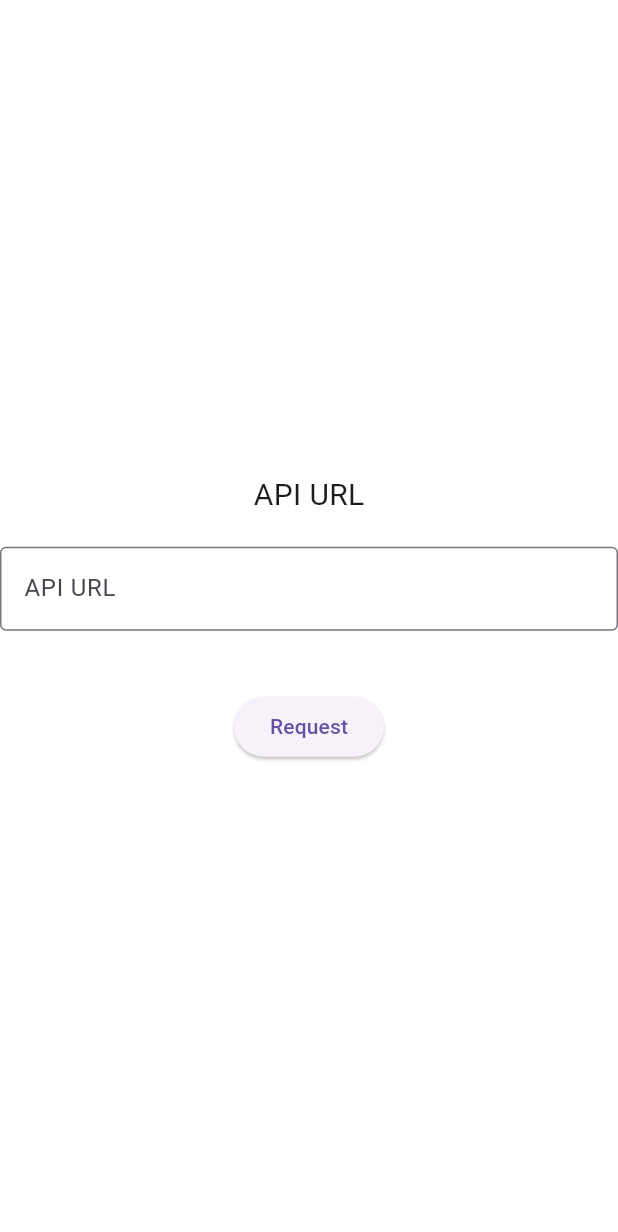
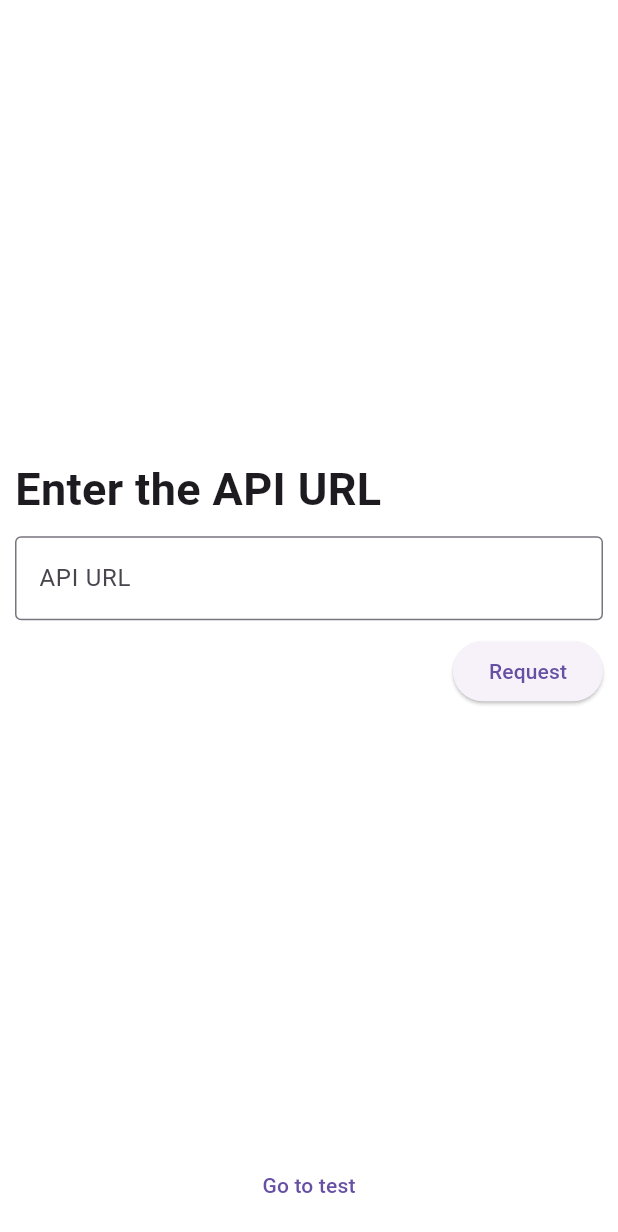
Before and after one commit to yejun614/flutter-server-driven-ui, a Flutter app: the screen it shows after launch, on a phone screen of 412 x 824 dp. Shown: the top 1232 px of the screen. Run offline on Flutter 3.47's test engine with Material 3 defaults, Android fonts, the phone set to English and light mode, and no system bars; our stand-ins replace flutter_hooks, flutter_riverpod, get_it, go_router, hooks_riverpod, riverpod_annotation; generated files the repository leaves out were written again.

Commit message:
feat: main screen 추가

```diff
--- a/lib/main.dart
+++ b/lib/main.dart
@@ -1,7 +1,7 @@
 import 'package:flutter/material.dart';
 import 'package:flutter_riverpod/flutter_riverpod.dart';
 import 'package:flutter_server_driven_ui/di/di_setup.dart';
-import 'package:flutter_server_driven_ui/presentation/my_app/api_url/api_url_component.dart';
+import 'package:flutter_server_driven_ui/presentation/home/screen/home_screen.dart';
 import 'package:flutter_server_driven_ui/presentation/server_driven/screen/server_driven_screen.dart';
 import 'package:flutter_server_driven_ui/presentation/test/screen/test_screen.dart';
 import 'package:go_router/go_router.dart';
@@ -9,9 +9,8 @@ import 'package:flutter_web_plugins/url_strategy.dart';
 
 final _router = GoRouter(
   routes: [
-    GoRoute(path: "/", builder: (context, state) => ApiUrlComponent()),
+    GoRoute(path: "/", builder: (context, state) => const HomeScreen()),
     GoRoute(path: "/test", builder: (context, state) => const TestScreen()),
-    GoRoute(path: "/apiurl", builder: (context, state) => ApiUrlComponent()),
     GoRoute(
         path: "/view",
         builder: (context, state) => ServerDrivenScreen(
--- /dev/null
+++ b/lib/presentation/home/component/home_component.dart
@@ -0,0 +1,68 @@
+import 'package:flutter/material.dart';
+import 'package:flutter_hooks/flutter_hooks.dart';
+import 'package:go_router/go_router.dart';
+import 'package:hooks_riverpod/hooks_riverpod.dart';
+
+class HomeComponent extends HookConsumerWidget {
+  const HomeComponent({super.key});
+
+  @override
+  Widget build(BuildContext context, WidgetRef ref) {
+    final apiUrlController = useTextEditingController();
+
+    return Padding(
+      padding: const EdgeInsets.all(10),
+      child: Column(
+        children: [
+          Expanded(
+            child: Column(
+              mainAxisAlignment: MainAxisAlignment.center,
+              crossAxisAlignment: CrossAxisAlignment.start,
+              children: [
+                const Text(
+                  "Enter the API URL",
+                  style: TextStyle(
+                    fontSize: 30,
+                    fontWeight: FontWeight.bold,
+                  ),
+                ),
+                const SizedBox(height: 10),
+                TextField(
+                  controller: apiUrlController,
+                  decoration: const InputDecoration(
+                    border: OutlineInputBorder(),
+                    labelText: 'API URL',
+                  ),
+                ),
+                const SizedBox(height: 10),
+                Align(
+                  alignment: Alignment.centerRight,
+                  child: ElevatedButton(
+                    onPressed: () {
+                      final url = apiUrlController.text;
+                      context.go(
+                        Uri(
+                          path: '/view',
+                          queryParameters: {
+                            "json": url,
+                          },
+                        ).toString(),
+                      );
+                    },
+                    child: const Text("Request"),
+                  ),
+                ),
+              ],
+            ),
+          ),
+          TextButton(
+            onPressed: () {
+              context.go("/test");
+            },
+            child: const Text("Go to test"),
+          ),
+        ],
+      ),
+    );
+  }
+}
--- /dev/null
+++ b/lib/presentation/home/screen/home_screen.dart
@@ -0,0 +1,13 @@
+import 'package:flutter/material.dart';
+import 'package:flutter_server_driven_ui/presentation/home/component/home_component.dart';
+
+class HomeScreen extends StatelessWidget {
+  const HomeScreen({super.key});
+
+  @override
+  Widget build(BuildContext context) {
+    return const Scaffold(
+      body: HomeComponent(),
+    );
+  }
+}
```
Also changed, not shown: lib/presentation/my_app/component/my_app_component.dart (deleted, +0 -22 lines), lib/presentation/my_app/component/my_app_viewmodel.dart (deleted, +0 -16 lines), lib/presentation/my_app/model/my_app_state.dart (deleted, +0 -7 lines), lib/presentation/my_app/screen/my_app_screen.dart (deleted, +0 -31 lines), lib/presentation/home/api_url_component.dart (renamed from lib/presentation/my_app/api_url/api_url_component.dart), lib/presentation/my_app/component/my_app_viewmodel.g.dart (deleted).
